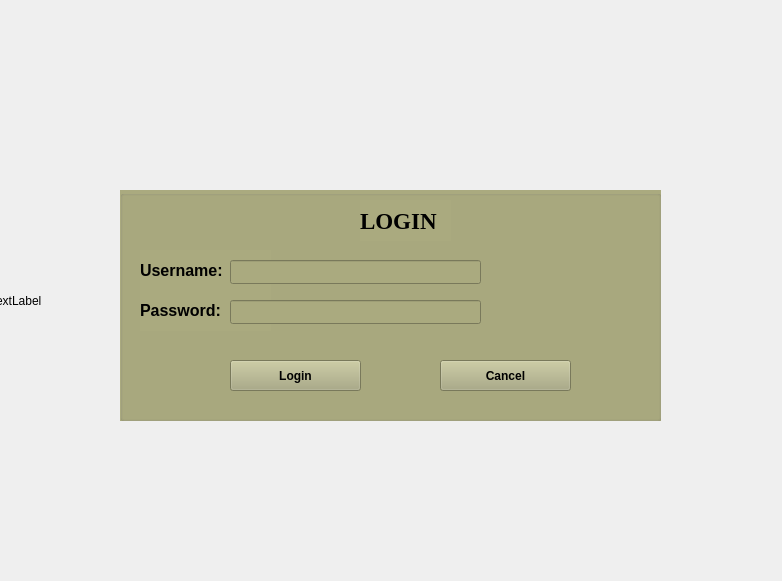
Qt form tutorial/mainwindow.ui (Ryoung04/College-Touring-Group-B) before a commit.
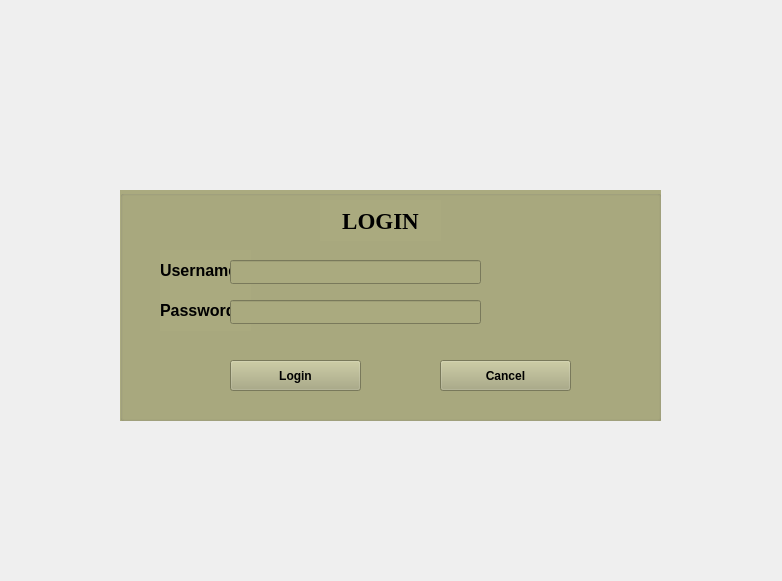
The same form after that commit. Icons and pictures are not drawn.

```diff
--- a/tutorial/mainwindow.ui
+++ b/tutorial/mainwindow.ui
@@ -45,9 +45,9 @@
     <widget class="QLabel" name="label">
      <property name="geometry">
       <rect>
-       <x>20</x>
+       <x>40</x>
        <y>60</y>
-       <width>131</width>
+       <width>91</width>
        <height>41</height>
       </rect>
      </property>
@@ -64,9 +64,9 @@
     <widget class="QLabel" name="label_2">
      <property name="geometry">
       <rect>
-       <x>20</x>
+       <x>40</x>
        <y>100</y>
-       <width>131</width>
+       <width>91</width>
        <height>41</height>
       </rect>
      </property>
@@ -86,9 +86,9 @@
     <widget class="QLabel" name="label_3">
      <property name="geometry">
       <rect>
-       <x>240</x>
+       <x>200</x>
        <y>10</y>
-       <width>91</width>
+       <width>121</width>
        <height>41</height>
       </rect>
      </property>
@@ -106,6 +106,9 @@
      <property name="text">
       <string>LOGIN</string>
      </property>
+     <property name="alignment">
+      <set>Qt::AlignmentFlag::AlignCenter</set>
+     </property>
     </widget>
     <widget class="QLineEdit" name="lineEditUsername">
      <property name="geometry">
@@ -195,7 +198,7 @@
      <string notr="true">background-image: url(:/res/images/students-touring-college-campus.jpeg);</string>
     </property>
     <property name="text">
-     <string>TextLabel</string>
+     <string/>
     </property>
    </widget>
    <zorder>backgroundImage</zorder>
```
